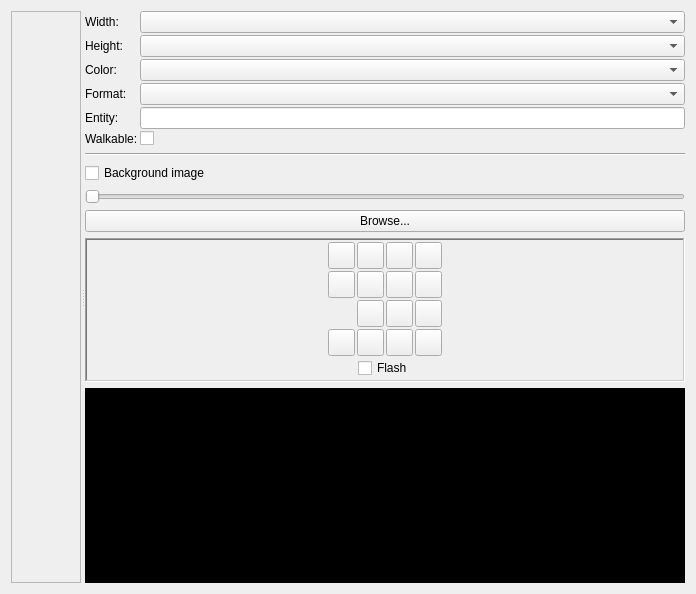
The window that editor/editor/gfx/GfxEditorTab.ui (zapolnov/zxide) describes before a commit, drawn with Qt 5.
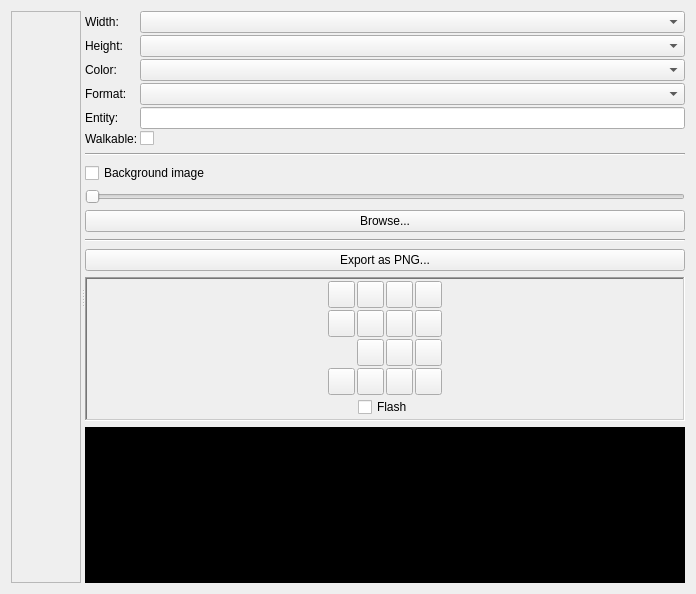
The same window after the commit. Icons and pictures are not drawn. Custom widgets are drawn as their Qt base class.

```diff
--- a/editor/editor/gfx/GfxEditorTab.ui
+++ b/editor/editor/gfx/GfxEditorTab.ui
@@ -200,6 +200,41 @@
          </item>
         </layout>
        </item>
+       <item>
+        <widget class="QFrame" name="frame2">
+         <property name="sizePolicy">
+          <sizepolicy hsizetype="MinimumExpanding" vsizetype="Fixed">
+           <horstretch>0</horstretch>
+           <verstretch>0</verstretch>
+          </sizepolicy>
+         </property>
+         <property name="minimumSize">
+          <size>
+           <width>5</width>
+           <height>5</height>
+          </size>
+         </property>
+         <property name="maximumSize">
+          <size>
+           <width>16777215</width>
+           <height>5</height>
+          </size>
+         </property>
+         <property name="frameShape">
+          <enum>QFrame::HLine</enum>
+         </property>
+         <property name="frameShadow">
+          <enum>QFrame::Sunken</enum>
+         </property>
+        </widget>
+       </item>
+       <item>
+        <widget class="QPushButton" name="exportImageButton">
+         <property name="text">
+          <string>Export as PNG...</string>
+         </property>
+        </widget>
+       </item>
        <item>
         <widget class="QFrame" name="paletteFrame">
          <property name="frameShape">
@@ -570,7 +605,7 @@
             <x>0</x>
             <y>0</y>
             <width>598</width>
-            <height>179</height>
+            <height>139</height>
            </rect>
           </property>
           <property name="text">
```
